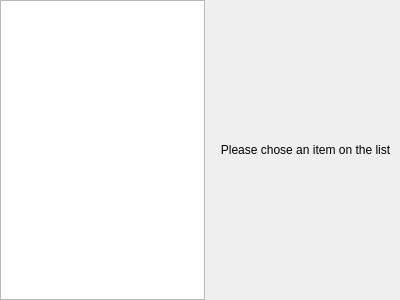
Qt form add-printer/PageDestinations.ui (KDE/print-manager) before a commit.
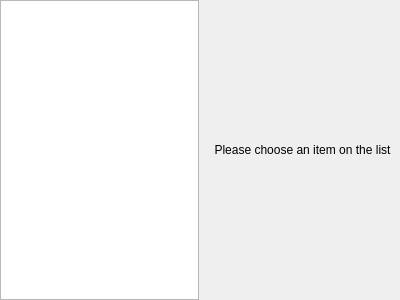
The same form after that commit.

Commit message: Fix typo: chose -> choose

```diff
--- a/add-printer/PageDestinations.ui
+++ b/add-printer/PageDestinations.ui
@@ -64,7 +64,7 @@
        <item row="0" column="0">
         <widget class="QLabel" name="label">
          <property name="text">
-          <string>Please chose an item on the list</string>
+          <string>Please choose an item on the list</string>
          </property>
          <property name="alignment">
           <set>Qt::AlignCenter</set>
```
